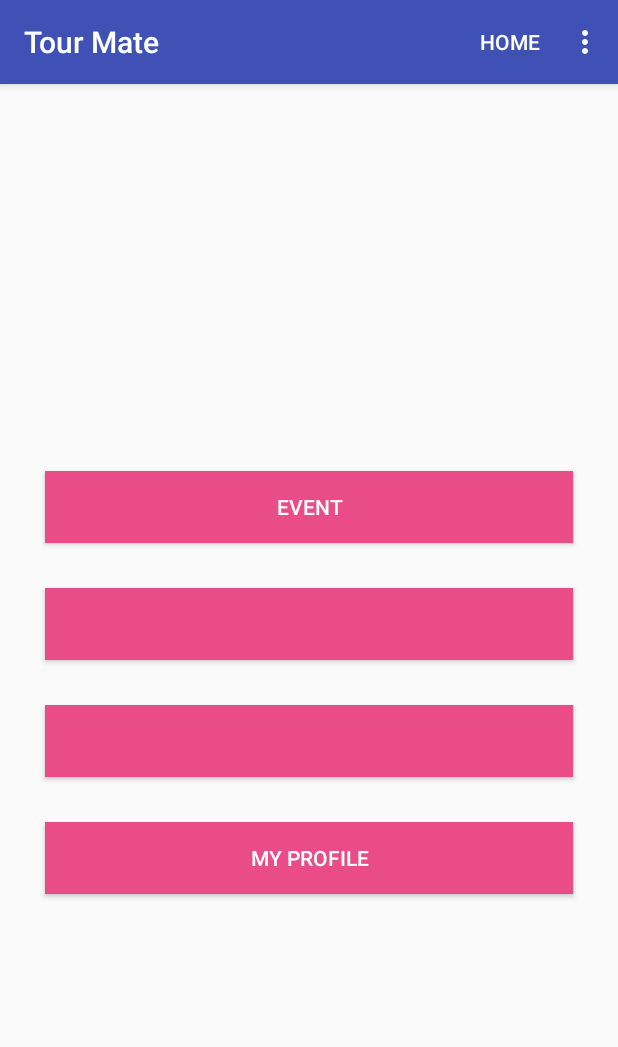
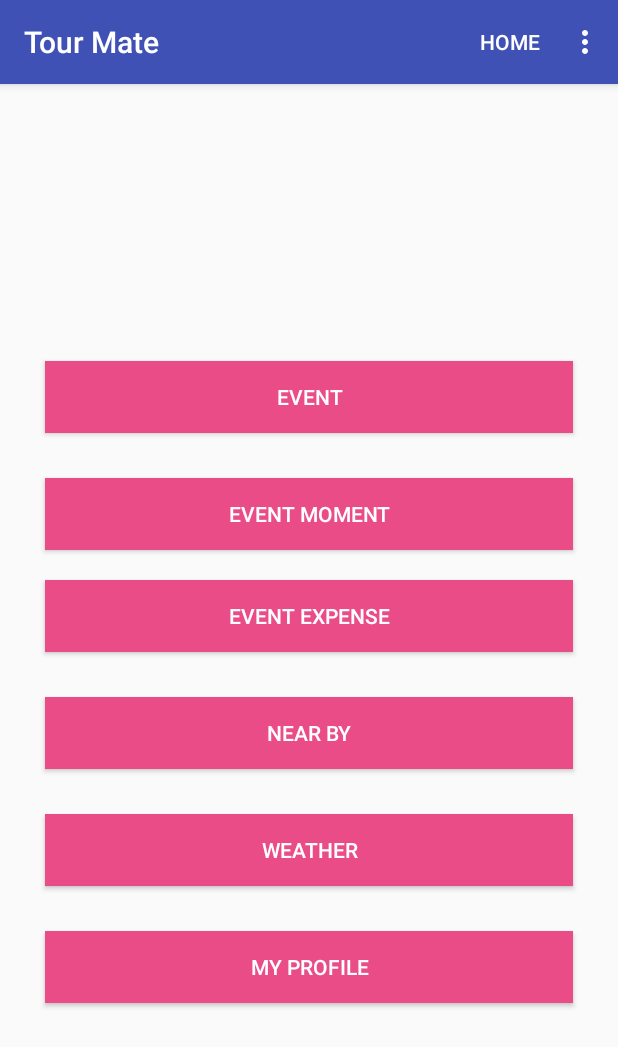
Before and after one commit to ShahidulHasan/toue-mate, an Android app: the HomeActivity screen opened directly, with no data from a screen before it, on a phone screen of 412 x 824 dp. Shown: the top 1047 px of the screen. Run offline under Robolectric (Android 15) with nearby library versions, the phone set to English and light mode, and no system bars; our stand-ins replace Firebase (no records; nobody signed in at launch, a user with empty details on screens opened directly).

```diff
--- a/app/src/main/java/com/gmail/shahidul/er/tourmate/Event/Activity/EventListActivity.java
+++ b/app/src/main/java/com/gmail/shahidul/er/tourmate/Event/Activity/EventListActivity.java
@@ -22,6 +22,7 @@ public class EventListActivity extends AppCompatActivity {
 
     ListView events;
     ArrayList<Event> eventArrayList = new ArrayList<>();
+
     EventListAdapter eventListAdapter;
     private DatabaseReference mDatabase;
 
--- a/app/src/main/res/layout/activity_event_moment.xml
+++ b/app/src/main/res/layout/activity_event_moment.xml
@@ -21,6 +21,7 @@
             android:orientation="vertical"
             android:layout_gravity="center"
             >-->
+
             <EditText
 
                 android:id="@+id/momentTitleET"
--- a/app/src/main/res/layout/activity_home.xml
+++ b/app/src/main/res/layout/activity_home.xml
@@ -18,23 +18,47 @@
         android:textColor="#ffffff" />
 
     <Button
-        android:id="@+id/productSale"
+        android:id="@+id/eventMomentBtn"
+        android:layout_width="match_parent"
+        android:layout_height="wrap_content"
+        android:layout_marginBottom="20dp"
+        android:layout_marginLeft="30dp"
+        android:layout_marginRight="30dp"
+        android:text="Event Moment"
+        android:onClick="eventMomentAction"
+        android:background="#ea4c88"
+        android:textColor="#ffffff" />
+
+    <Button
+        android:id="@+id/eventExpenseBtn"
         android:layout_width="match_parent"
         android:layout_height="wrap_content"
         android:layout_marginBottom="30dp"
         android:layout_marginLeft="30dp"
         android:layout_marginRight="30dp"
         android:background="#ea4c88"
+        android:text="Event Expense"
         android:textColor="#ffffff" />
-
     <Button
-        android:id="@+id/productList"
+        android:id="@+id/nearByBtn"
         android:layout_width="match_parent"
         android:layout_height="wrap_content"
         android:layout_marginBottom="30dp"
         android:layout_marginLeft="30dp"
         android:layout_marginRight="30dp"
         android:background="#ea4c88"
+        android:text="Near By"
+        android:onClick="nearByAction"
+        android:textColor="#ffffff" />
+    <Button
+        android:id="@+id/weatherBtn"
+        android:layout_width="match_parent"
+        android:layout_height="wrap_content"
+        android:layout_marginBottom="30dp"
+        android:layout_marginLeft="30dp"
+        android:layout_marginRight="30dp"
+        android:background="#ea4c88"
+        android:text="Weather"
         android:textColor="#ffffff" />
 
     <Button
```
Also changed, not shown: app/src/main/java/com/gmail/shahidul/er/tourmate/Event/Activity/EventDetailActivity.java (+16 -3 lines), app/src/main/java/com/gmail/shahidul/er/tourmate/Home/Activity/HomeActivity.java (+14 -1 lines), app/src/main/res/layout/activity_event_detail.xml (+4 -5 lines).
